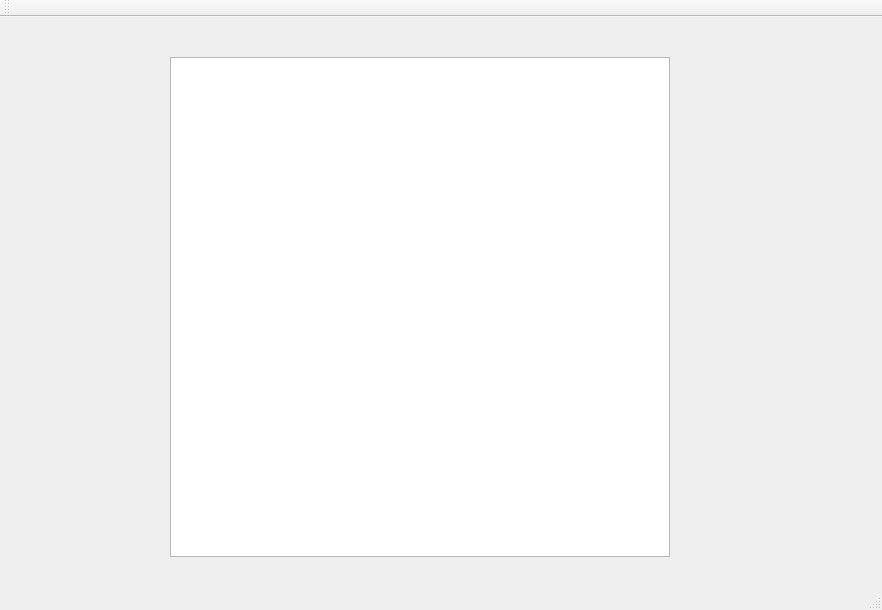
The window that Graphics/mainwindow.ui (ShihoVN/HiveChime) describes before a commit, drawn with Qt 5.
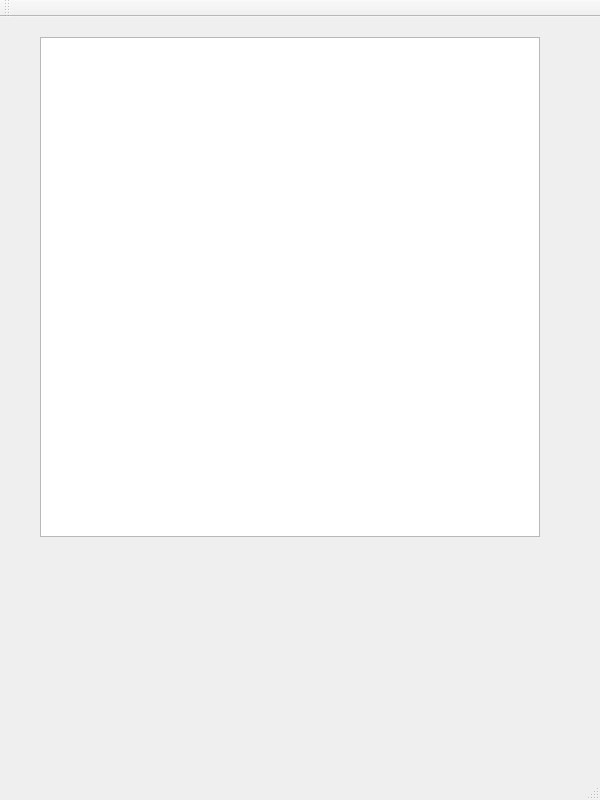
The same window after the commit.

Patch:
```diff
--- a/Graphics/mainwindow.ui
+++ b/Graphics/mainwindow.ui
@@ -6,8 +6,8 @@
    <rect>
     <x>0</x>
     <y>0</y>
-    <width>882</width>
-    <height>610</height>
+    <width>600</width>
+    <height>800</height>
    </rect>
   </property>
   <property name="windowTitle">
@@ -17,8 +17,8 @@
    <widget class="QGraphicsView" name="display">
     <property name="geometry">
      <rect>
-      <x>170</x>
-      <y>40</y>
+      <x>40</x>
+      <y>20</y>
       <width>500</width>
       <height>500</height>
      </rect>
```
Left out of the diff: 4 changed lines with no effect on the pictures.
